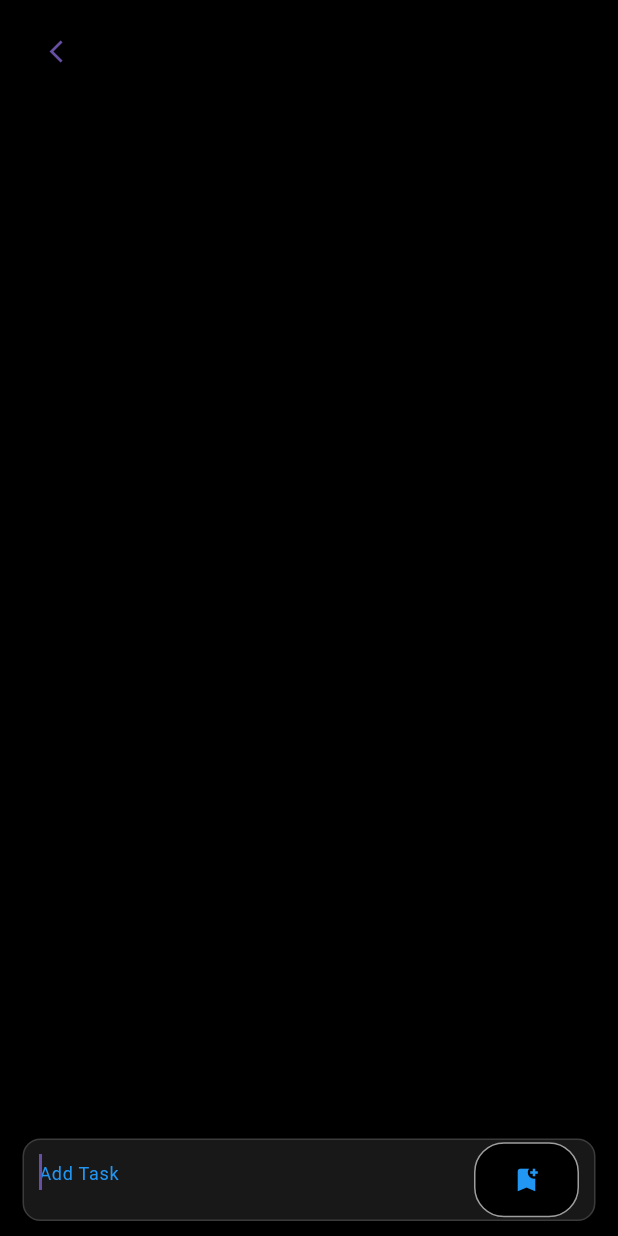
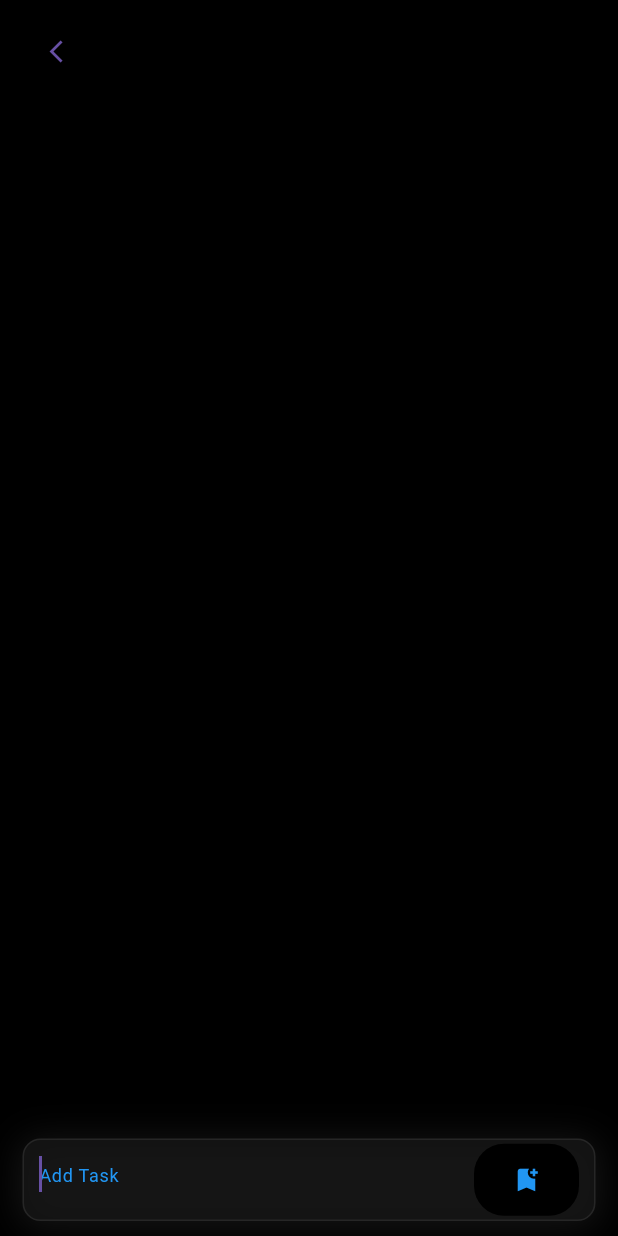
Before and after one commit to davi-sant/ToDo, a Flutter app: the screen it shows after launch, on a phone screen of 412 x 824 dp. Run offline on Flutter 3.47's test engine with Material 2 defaults, Android fonts, the phone set to English and light mode, and no system bars; our stand-ins replace flutter_slidable.

Commit message:
typing functions, adjusting text field styles

```diff
--- a/lib/screens/home_page.dart
+++ b/lib/screens/home_page.dart
@@ -29,7 +29,7 @@ class _HomePageState extends State<HomePage> {
     return date;
   }
 
-  addTask() {
+  void addTask() {
     String text = controllerText.text;
 
     bool emptyField = text.isEmpty;
@@ -41,7 +41,7 @@ class _HomePageState extends State<HomePage> {
     controllerText.clear();
   }
 
-  onDelet(Todo task) {
+  void onDelet(Todo task) {
     saveDeletedTask = task;
     taskPosition = postTask.indexOf(task);
     setState(() {
@@ -51,7 +51,7 @@ class _HomePageState extends State<HomePage> {
     menssageOfDelete();
   }
 
-  menssageOfDelete() {
+  void menssageOfDelete() {
     ScaffoldMessenger.of(context).clearSnackBars();
     ScaffoldMessenger.of(context).showSnackBar(
       SnackBar(
--- a/lib/widgets/text_field_widget.dart
+++ b/lib/widgets/text_field_widget.dart
@@ -23,11 +23,21 @@ class TextFieldWidget extends StatelessWidget {
           horizontal: 10,
         ),
         decoration: BoxDecoration(
-          border: Border.all(color: const Color.fromARGB(255, 59, 59, 59)),
+          boxShadow: [
+            BoxShadow(
+              color: Color.fromARGB(255, 43, 43, 43)
+                  .withOpacity(0.5), //color of shadow
+              spreadRadius: 2, //spread radius
+              blurRadius: 20, // blur radius
+              offset: Offset(0, 2), // changes position of shadow
+            ),
+            //you can set more BoxShadow() here
+          ],
+          border: Border.all(color: const Color.fromARGB(255, 38, 38, 38)),
           borderRadius: const BorderRadius.all(
             Radius.circular(12.0),
           ),
-          color: const Color.fromARGB(201, 30, 30, 30),
+          color: Color.fromARGB(200, 21, 21, 21),
         ),
         height: 55,
         child: Row(
@@ -45,15 +55,16 @@ class TextFieldWidget extends StatelessWidget {
                 decoration: InputDecoration(
                   labelStyle: const TextStyle(color: Colors.blue),
                   hintText: hinText,
-                  hintStyle:
-                      const TextStyle(color: Colors.blue, fontSize: 12.0),
+                  hintStyle: const TextStyle(
+                    color: Colors.blue,
+                    fontSize: 12.0,
+                  ),
                   enabledBorder: InputBorder.none,
                   suffixIcon: Container(
                     width: 70,
-                    decoration: BoxDecoration(
+                    decoration: const BoxDecoration(
                       color: Colors.black,
-                      border: Border.all(color: Colors.grey),
-                      borderRadius: const BorderRadius.all(
+                      borderRadius: BorderRadius.all(
                         Radius.circular(20),
                       ),
                     ),
```
